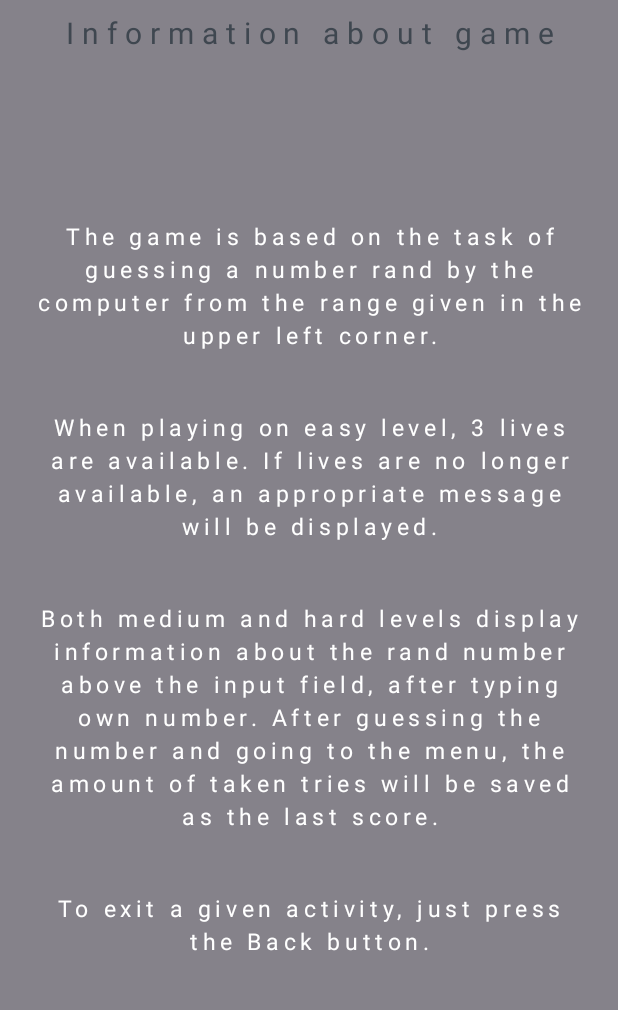
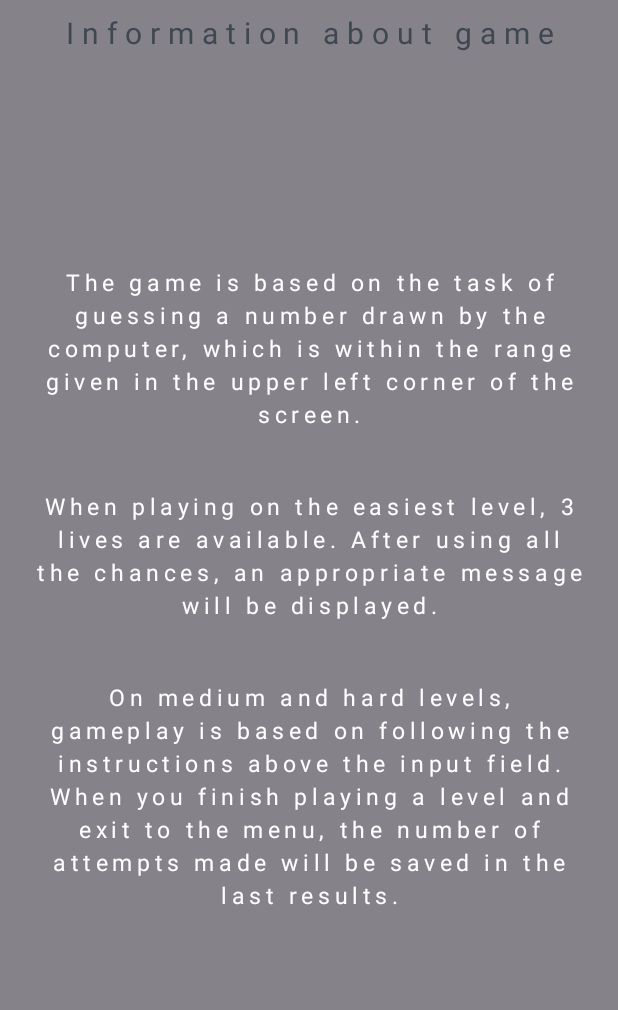
Before and after one commit to mateuszkonecki/guessTheNumber, an Android app: the GameInfoActivity screen opened directly, with no data from a screen before it, on a phone screen of 412 x 824 dp, the part 113-1123 px from its top. Run offline under Robolectric (Android 15) with nearby library versions, the phone set to English and light mode, and no system bars.

Commit message:
GuessTheNumberApp

```diff
--- a/app/src/main/res/layout/activity_game_info.xml
+++ b/app/src/main/res/layout/activity_game_info.xml
@@ -43,15 +43,14 @@
         android:layout_width="match_parent"
         android:layout_height="wrap_content"
         android:letterSpacing="0.2"
+        android:lineHeight="22dp"
         android:padding="20dp"
         android:text="@string/gameDescription1"
         android:textAlignment="center"
-        android:lineHeight="22dp"
         android:textColor="@color/white"
         android:textSize="15sp"
         app:layout_constraintBottom_toTopOf="@+id/textView6"
         app:layout_constraintEnd_toEndOf="parent"
-        app:layout_constraintHorizontal_bias="0.5"
         app:layout_constraintStart_toStartOf="parent"
         app:layout_constraintTop_toBottomOf="@+id/textView5"
         app:layout_constraintVertical_chainStyle="packed" />
@@ -61,15 +60,14 @@
         android:layout_width="match_parent"
         android:layout_height="wrap_content"
         android:letterSpacing="0.2"
+        android:lineHeight="22dp"
         android:padding="20dp"
         android:text="@string/gameDescription2"
-        android:lineHeight="22dp"
         android:textAlignment="center"
         android:textColor="@color/white"
         android:textSize="15sp"
         app:layout_constraintBottom_toTopOf="@+id/textView8"
         app:layout_constraintEnd_toEndOf="parent"
-        app:layout_constraintHorizontal_bias="0.5"
         app:layout_constraintStart_toStartOf="parent"
         app:layout_constraintTop_toBottomOf="@+id/textView7" />
 
@@ -78,33 +76,15 @@
         android:layout_width="match_parent"
         android:layout_height="wrap_content"
         android:letterSpacing="0.2"
+        android:lineHeight="22dp"
         android:padding="20dp"
         android:text="@string/gameDescription3"
-        android:lineHeight="22dp"
-        android:textAlignment="center"
-        android:textColor="@color/white"
-        android:textSize="15sp"
-        app:layout_constraintBottom_toTopOf="@+id/textView9"
-        app:layout_constraintEnd_toEndOf="parent"
-        app:layout_constraintHorizontal_bias="0.5"
-        app:layout_constraintStart_toStartOf="parent"
-        app:layout_constraintTop_toBottomOf="@+id/textView6" />
-
-    <TextView
-        android:id="@+id/textView9"
-        android:layout_width="match_parent"
-        android:layout_height="wrap_content"
-        android:letterSpacing="0.2"
-        android:padding="20dp"
-        android:text="@string/gameDescription4"
-        android:lineHeight="22dp"
         android:textAlignment="center"
         android:textColor="@color/white"
         android:textSize="15sp"
         app:layout_constraintBottom_toBottomOf="parent"
         app:layout_constraintEnd_toEndOf="parent"
-        app:layout_constraintHorizontal_bias="0.5"
         app:layout_constraintStart_toStartOf="parent"
-        app:layout_constraintTop_toBottomOf="@+id/textView8" />
+        app:layout_constraintTop_toBottomOf="@+id/textView6" />
 
 </androidx.constraintlayout.widget.ConstraintLayout>
--- a/app/src/main/res/values/strings.xml
+++ b/app/src/main/res/values/strings.xml
@@ -45,16 +45,13 @@
     <string name="tryCounter">Count of recent tries: </string>
 
     <string name="infoHello">Information about game</string>
-    <string name="gameDescription1">The game is based on the task of guessing a number rand by the computer from the range given in the upper left corner. </string>
-    <string name="gameDescription2">When playing on easy level, 3 lives are available. If lives are no longer available, an appropriate message will be displayed.</string>
-    <string name="gameDescription3">Both medium and hard levels display information about the rand number above the input field, after typing own number. After guessing the number and going to the menu, the amount of taken tries will be saved as the last score.</string>
-    <string name="gameDescription4">To exit a given activity, just press the "Back" button.</string>
+    <string name="gameDescription1">The game is based on the task of guessing a number drawn by the computer, which is within the range given in the upper left corner of the screen.</string>
+    <string name="gameDescription2">When playing on the easiest level, 3 lives are available. After using all the chances, an appropriate message will be displayed.</string>
+    <string name="gameDescription3">On medium and hard levels, gameplay is based on following the instructions above the input field. When you finish playing a level and exit to the menu, the number of attempts made will be saved in the last results.</string>
 
-    <string name="horizontalGameDescription">The game is based on the task of guessing a number rand by the computer from the range given in the upper left corner.
+    <string name="horizontalGameDescription">The game is based on the task of guessing a number drawn by the computer, which is within the range given in the upper left corner of the screen.
 
-When playing on easy level, 3 lives are available. If lives are no longer available, an appropriate message will be displayed.
+When playing on the easiest level, 3 lives are available. After using all the chances, an appropriate message will be displayed.
 
-Both medium and hard levels display information about the rand number above the input field, after typing own number. After guessing the number and going to the menu, the amount of taken tries will be saved as the last score.
-
-To exit a given activity, just press the "Back" button. </string>
+On medium and hard levels, gameplay is based on following the instructions above the input field. When you finish playing a level and exit to the menu, the number of attempts made will be saved in the last results.</string>
 </resources>
```
Also changed, not shown: 1 other file.
